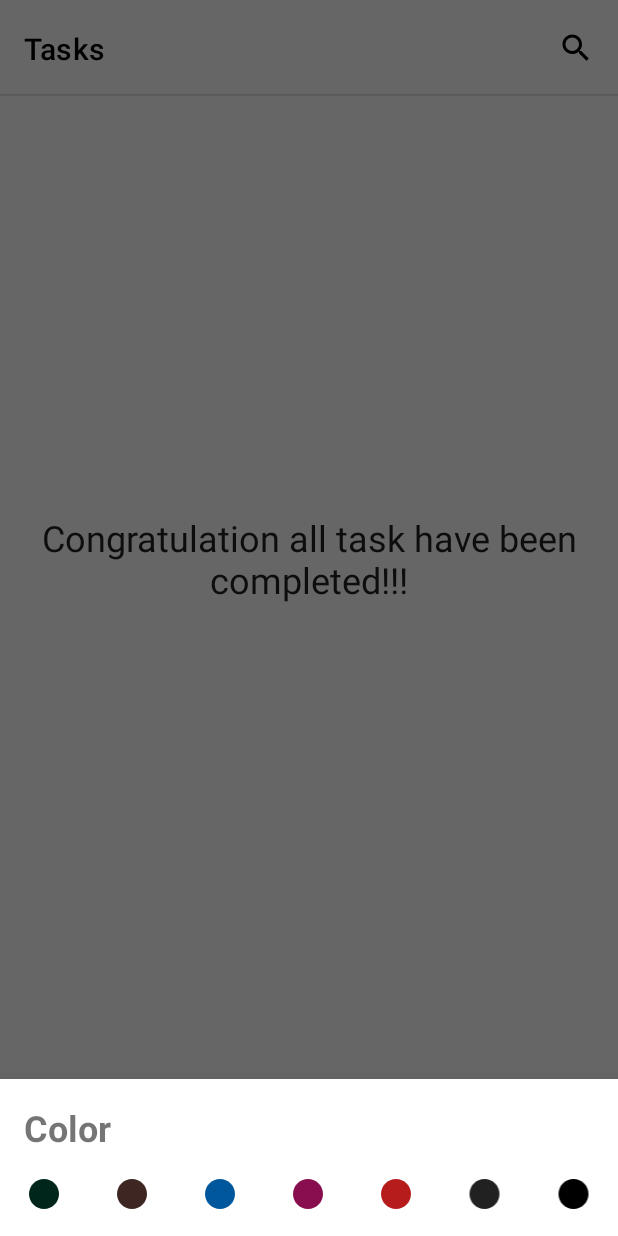
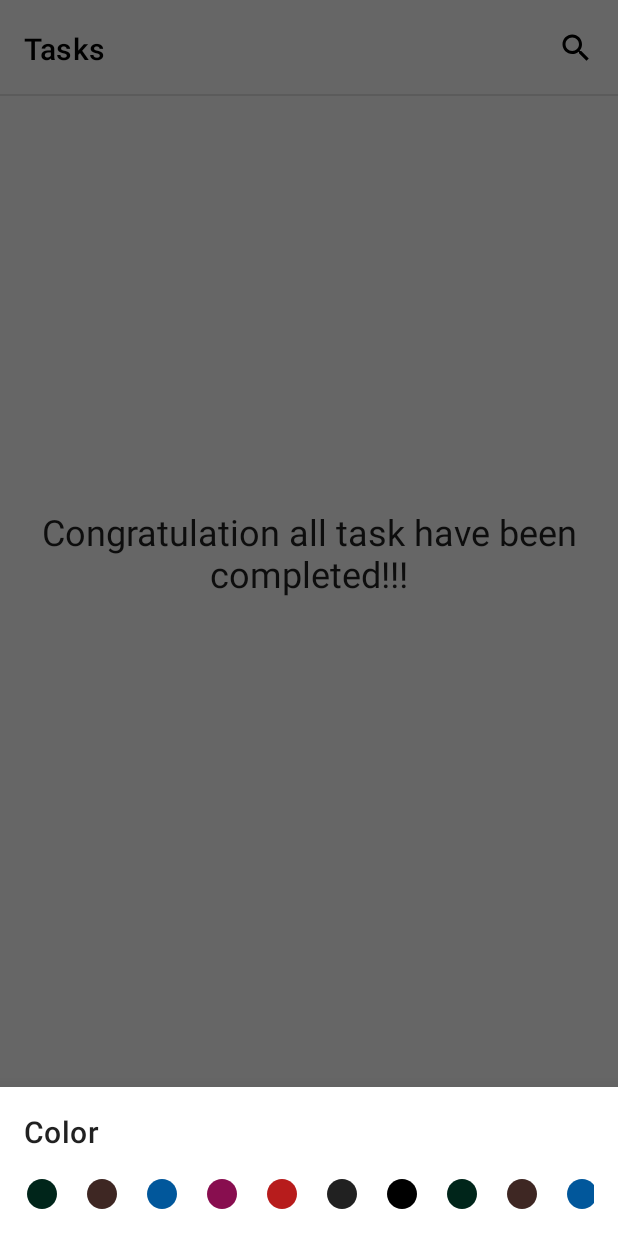
Before and after one commit to abhichauhan12/taskmanager, an Android app: the fragment ColorBottomSheet placed in its activity, on a phone screen of 412 x 824 dp. Run offline under Robolectric (Android 15) with nearby library versions, the phone set to English and light mode, and no system bars; our stand-ins replace data binding.

Commit message:
color palette added

```diff
--- a/app/src/main/java/com/example/taskmanager/data/dao/TaskDao.kt
+++ b/app/src/main/java/com/example/taskmanager/data/dao/TaskDao.kt
@@ -28,7 +28,7 @@ interface TaskDao {
     @Query("select * from tasks_table where Completed=:completed order by time_added asc")
     suspend fun getDeadlineSort(completed : Boolean = true) : List<Task>
 
-    @Query("select * from tasks_table where Completed=:completed order by time_added asc, priority asc ")
+    @Query("select * from tasks_table where Completed=:completed order by  priority desc ,time_added asc")
     suspend fun getCompletedPriorityDeadlineTask(completed : Boolean = true): List<Task>
 
 
--- a/app/src/main/java/com/example/taskmanager/ui/HomeActivity.kt
+++ b/app/src/main/java/com/example/taskmanager/ui/HomeActivity.kt
@@ -2,12 +2,20 @@ package com.example.taskmanager.ui
 
 import androidx.appcompat.app.AppCompatActivity
 import android.os.Bundle
+import androidx.lifecycle.ViewModelProvider
 import com.example.taskmanager.R
 
 class HomeActivity : AppCompatActivity() {
 
+    private lateinit var utilsViewModel :UtilsViewModel
+
     override fun onCreate(savedInstanceState: Bundle?) {
         super.onCreate(savedInstanceState)
         setContentView(R.layout.activity_home)
+
+        utilsViewModel=ViewModelProvider(this,UtilsViewModel.Factory())[UtilsViewModel::class.java]
+
+
+
     }
 }
--- /dev/null
+++ b/app/src/main/java/com/example/taskmanager/ui/UtilsViewModel.kt
@@ -0,0 +1,29 @@
+package com.example.taskmanager.ui
+
+import androidx.lifecycle.ViewModel
+import androidx.lifecycle.ViewModelProvider
+import androidx.lifecycle.viewModelScope
+import kotlinx.coroutines.flow.MutableSharedFlow
+import kotlinx.coroutines.flow.asSharedFlow
+import kotlinx.coroutines.launch
+
+class UtilsViewModel() : ViewModel() {
+
+    private val _selectedColor = MutableSharedFlow<Int>()
+    val selectedColor = _selectedColor.asSharedFlow()
+
+
+    fun updateSelectedColor(color : Int){
+        viewModelScope.launch{
+            _selectedColor.emit(color)
+        }
+    }
+
+
+    class Factory() : ViewModelProvider.Factory {
+        override fun <T : ViewModel> create(modelClass: Class<T>): T {
+            return UtilsViewModel() as T
+        }
+    }
+
+}
--- a/app/src/main/java/com/example/taskmanager/ui/add/ColorBottomSheet.kt
+++ b/app/src/main/java/com/example/taskmanager/ui/add/ColorBottomSheet.kt
@@ -1,24 +1,28 @@
 package com.example.taskmanager.ui.add
 
-import TaskViewModel
+import android.graphics.Color
 import android.os.Bundle
 import android.view.LayoutInflater
 import android.view.View
 import android.view.ViewGroup
 import androidx.lifecycle.ViewModelProvider
-import com.example.taskmanager.data.entities.Task
+import com.example.taskmanager.R
 import com.example.taskmanager.databinding.FragmentColorBottomSheetBinding
-import com.example.taskmanager.databinding.FragmentMenuBottomSheetBinding
-import com.example.taskmanager.domain.repo.TaskRepository
-import com.example.taskmanager.utils.getParsedColor
+import com.example.taskmanager.ui.HomeActivity
+import com.example.taskmanager.ui.UtilsViewModel
 import com.google.android.material.bottomsheet.BottomSheetDialogFragment
 
 
 class ColorBottomSheet : BottomSheetDialogFragment() {
 
     private lateinit var binding: FragmentColorBottomSheetBinding
-    private lateinit var taskViewModel: AddTaskViewModel
 
+    private val utilsViewModel by lazy {
+        ViewModelProvider(
+            requireActivity() as HomeActivity,
+            UtilsViewModel.Factory()
+        )[UtilsViewModel::class.java]
+    }
 
     override fun onCreateView(
         inflater: LayoutInflater,
@@ -30,69 +34,47 @@ class ColorBottomSheet : BottomSheetDialogFragment() {
         return binding.root
     }
 
-
     override fun onViewCreated(view: View, savedInstanceState: Bundle?) {
         super.onViewCreated(view, savedInstanceState)
 
-        taskViewModel = ViewModelProvider(
-            this,
-            AddTaskViewModel.Factor(taskRepository = TaskRepository.getInstance(requireContext()))
-        )[AddTaskViewModel::class.java]
+        binding.color1.setOnClickListener { onColorSelected(it) }
+        binding.color2.setOnClickListener { onColorSelected(it) }
+        binding.color3.setOnClickListener { onColorSelected(it) }
+        binding.color4.setOnClickListener { onColorSelected(it) }
+        binding.color5.setOnClickListener { onColorSelected(it) }
+        binding.color6.setOnClickListener { onColorSelected(it) }
+        binding.color7.setOnClickListener { onColorSelected(it) }
+        binding.color8.setOnClickListener { onColorSelected(it) }
+        binding.color9.setOnClickListener { onColorSelected(it) }
+        binding.color10.setOnClickListener { onColorSelected(it) }
+        binding.color11.setOnClickListener { onColorSelected(it) }
+        binding.color12.setOnClickListener { onColorSelected(it) }
+        binding.color13.setOnClickListener { onColorSelected(it) }
+        binding.color14.setOnClickListener { onColorSelected(it) }
 
-        val task: Task? = arguments?.getParcelable("task")
+    }
 
-        var color :String = "#00251a"
-        val parsedColor = getParsedColor(color)
+    fun onColorSelected(v: View) {
+        val color = when (v.id) {
+            R.id.color1 -> Color.parseColor("#00251a")
+            R.id.color2 -> Color.parseColor("#3E2723")
+            R.id.color3 -> Color.parseColor("#01579B")
+            R.id.color4 -> Color.parseColor("#880E4F")
+            R.id.color5 -> Color.parseColor("#B71C1C")
+            R.id.color6 -> Color.parseColor("#212121")
+            R.id.color7 -> Color.parseColor("#000000")
+            R.id.color8 -> Color.parseColor("#00251a")
+            R.id.color9 -> Color.parseColor("#00251a")
+            R.id.color10 -> Color.parseColor("#00251a")
+            R.id.color11 -> Color.parseColor("#00251a")
+            R.id.color12 -> Color.parseColor("#00251a")
+            R.id.color13 -> Color.parseColor("#00251a")
+            else  -> Color.parseColor("#00251a")
+        }
+        utilsViewModel.updateSelectedColor(color)
+        dismiss()
 
-        val updatedTask = Task(
-            id = task!!.id,
-            title = task!!.title,
-            task = task!!.task,
-            priority = task!!.priority,
-            taskColor = parsedColor,
-            time = task.time,
-            deadline = task.deadline,
-            completed = task.completed
-        )
+    }
 
 
-        binding.color1.setOnClickListener {
-            color = "#00251a"
-            taskViewModel.updateTask(updatedTask)
-        }
-
-        binding.color2.setOnClickListener {
-            color = "#3E2723"
-            taskViewModel.updateTask(updatedTask)
-        }
-
-        binding.color3.setOnClickListener {
-            color = "#01579B"
-            taskViewModel.updateTask(updatedTask)
-        }
-
-        binding.color4.setOnClickListener {
-            color = "#880E4F"
-            taskViewModel.updateTask(updatedTask)
-        }
-
-        binding.color5.setOnClickListener {
-            color = "#B71C1C"
-            taskViewModel.updateTask(updatedTask)
-        }
-
-        binding.color6.setOnClickListener {
-            color = "#212121"
-            taskViewModel.updateTask(updatedTask)
-        }
-
-        binding.color7.setOnClickListener {
-            color = "#000000"
-            taskViewModel.updateTask(updatedTask)
-        }
-
-
-
-
-    }
 }
--- a/app/src/main/res/layout/fragment_color_bottom_sheet.xml
+++ b/app/src/main/res/layout/fragment_color_bottom_sheet.xml
@@ -1,106 +1,167 @@
 <?xml version="1.0" encoding="utf-8"?>
 <layout xmlns:android="http://schemas.android.com/apk/res/android"
-    xmlns:tools="http://schemas.android.com/tools"
-    xmlns:app="http://schemas.android.com/apk/res-auto">
+    xmlns:app="http://schemas.android.com/apk/res-auto"
+    xmlns:tools="http://schemas.android.com/tools">
 
     <data>
 
     </data>
 
     <androidx.constraintlayout.widget.ConstraintLayout
+        android:id="@+id/color_container"
         android:layout_width="match_parent"
         android:layout_height="wrap_content"
-        tools:context=".ui.add.ColorBottomSheet"
-        android:id="@+id/color_container"
-        >
+        android:padding="16dp"
+        tools:context=".ui.add.ColorBottomSheet">
 
         <TextView
+            android:id="@+id/color_text"
             android:layout_width="wrap_content"
             android:layout_height="wrap_content"
+            android:text="@string/color"
+            android:textAppearance="?textAppearanceHeadline6"
             app:layout_constraintStart_toStartOf="parent"
-            app:layout_constraintTop_toTopOf="parent"
-            android:text="Color"
-            android:padding="16dp"
-            android:id="@+id/color_text"
-            android:textStyle="bold"
-            android:textSize="24sp" />
+            app:layout_constraintTop_toTopOf="parent" />
+
+        <HorizontalScrollView
+            android:layout_width="0dp"
+            android:layout_height="wrap_content"
+            app:layout_constraintEnd_toEndOf="parent"
+            app:layout_constraintStart_toStartOf="parent"
+            app:layout_constraintTop_toBottomOf="@id/color_text"
+            android:layout_marginTop="16dp"
+            android:scrollbars="none"
+            >
 
             <LinearLayout
                 android:layout_width="match_parent"
                 android:layout_height="wrap_content"
-            app:layout_constraintStart_toStartOf="parent"
-            app:layout_constraintEnd_toEndOf="parent"
-            app:layout_constraintTop_toBottomOf="@id/color_text"
-            android:orientation="horizontal"
-            android:weightSum="7"
-            app:layout_constraintBottom_toBottomOf="parent"
-            android:layout_marginBottom="16dp"
                 >
 
                 <ImageView
+                    android:id="@+id/color1"
+                    android:layout_marginEnd="16dp"
                     android:layout_width="wrap_content"
                     android:layout_height="wrap_content"
-                android:layout_weight="1"
                     android:src="@drawable/ic_circle"
                     app:tint="#00251a"
-                android:id="@+id/color1"
                     />
 
                 <ImageView
+                    android:id="@+id/color2"
                     android:layout_width="wrap_content"
+                    android:layout_marginEnd="16dp"
                     android:layout_height="wrap_content"
-                android:layout_weight="1"
                     android:src="@drawable/ic_circle"
-                android:id="@+id/color2"
                     app:tint="#3E2723" />
 
                 <ImageView
+                    android:id="@+id/color3"
+                    android:layout_width="wrap_content"
+                    android:layout_marginEnd="16dp"
+                    android:layout_height="wrap_content"
+                    android:src="@drawable/ic_circle"
+                    app:tint="#01579B" />
+
+                <ImageView
+                    android:id="@+id/color4"
                     android:layout_width="wrap_content"
                     android:layout_height="wrap_content"
-                android:layout_weight="1"
                     android:src="@drawable/ic_circle"
-                app:tint="#01579B"
-                android:id="@+id/color3"
+                    app:tint="#880E4F"
+                    android:layout_marginEnd="16dp"
                     />
 
                 <ImageView
+                    android:id="@+id/color5"
                     android:layout_width="wrap_content"
                     android:layout_height="wrap_content"
-                android:layout_weight="1"
                     android:src="@drawable/ic_circle"
-                app:tint="#880E4F"
-                android:id="@+id/color4"
+                    app:tint="#B71C1C"
+                    android:layout_marginEnd="16dp"
                     />
 
                 <ImageView
+                    android:id="@+id/color6"
                     android:layout_width="wrap_content"
                     android:layout_height="wrap_content"
-                android:layout_weight="1"
                     android:src="@drawable/ic_circle"
-                app:tint="#B71C1C"
-                android:id="@+id/color5"
+                    app:tint="#212121"
+                    android:layout_marginEnd="16dp"
                     />
 
                 <ImageView
+                    android:id="@+id/color7"
                     android:layout_width="wrap_content"
                     android:layout_height="wrap_content"
-                android:layout_weight="1"
                     android:src="@drawable/ic_circle"
-                app:tint="#212121"
-                android:id="@+id/color6"
+                    app:tint="#000000"
+                    android:layout_marginEnd="16dp"
+                    />
+                <ImageView
+                    android:id="@+id/color8"
+                    android:layout_marginEnd="16dp"
+                    android:layout_width="wrap_content"
+                    android:layout_height="wrap_content"
+                    android:src="@drawable/ic_circle"
+                    app:tint="#00251a" />
+
+                <ImageView
+                    android:id="@+id/color9"
+                    android:layout_width="wrap_content"
+                    android:layout_marginEnd="16dp"
+                    android:layout_height="wrap_content"
+                    android:src="@drawable/ic_circle"
+                    app:tint="#3E2723" />
+
+                <ImageView
+                    android:id="@+id/color10"
+                    android:layout_width="wrap_content"
+                    android:layout_marginEnd="16dp"
+                    android:layout_height="wrap_content"
+                    android:src="@drawable/ic_circle"
+                    app:tint="#01579B" />
+
+                <ImageView
+                    android:id="@+id/color11"
+                    android:layout_width="wrap_content"
+                    android:layout_height="wrap_content"
+                    android:src="@drawable/ic_circle"
+                    app:tint="#880E4F"
+                    android:layout_marginEnd="16dp"
                     />
 
                 <ImageView
+                    android:id="@+id/color12"
                     android:layout_width="wrap_content"
                     android:layout_height="wrap_content"
-                android:layout_weight="1"
+                    android:src="@drawable/ic_circle"
+                    app:tint="#B71C1C"
+                    android:layout_marginEnd="16dp"
+                    />
+
+                <ImageView
+                    android:id="@+id/color13"
+                    android:layout_width="wrap_content"
+                    android:layout_height="wrap_content"
+                    android:src="@drawable/ic_circle"
+                    app:tint="#212121"
+                    android:layout_marginEnd="16dp"
+                    />
+
+                <ImageView
+                    android:id="@+id/color14"
+                    android:layout_width="wrap_content"
+                    android:layout_height="wrap_content"
                     android:src="@drawable/ic_circle"
                     app:tint="#000000"
-                android:id="@+id/color7"
+                    android:layout_marginEnd="16dp"
                     />
 
             </LinearLayout>
 
+        </HorizontalScrollView>
+
 
     </androidx.constraintlayout.widget.ConstraintLayout>
 </layout>
--- a/app/src/main/res/layout/fragment_task.xml
+++ b/app/src/main/res/layout/fragment_task.xml
@@ -60,15 +60,16 @@
 
         <TextView
             android:layout_width="0dp"
-            android:layout_height="wrap_content"
+            android:layout_height="?listPreferredItemHeightSmall"
             app:layout_constraintStart_toStartOf="parent"
             app:layout_constraintBottom_toBottomOf="parent"
             app:layout_constraintEnd_toStartOf="@id/menu_taskFragment"
-            android:text="Take a note"
-            android:layout_marginStart="16dp"
-            android:layout_marginBottom="4dp"
+            android:text="@string/take_a_note"
+            android:paddingStart="16dp"
+            android:paddingEnd="0dp"
             android:id="@+id/add_task"
-            android:padding="8dp"
+            android:gravity="center_vertical"
+            android:background="?android:selectableItemBackground"
             />
 
         <ImageView
--- a/app/src/main/res/layout/item_task.xml
+++ b/app/src/main/res/layout/item_task.xml
@@ -17,6 +17,7 @@
         android:paddingHorizontal="16dp"
         android:paddingVertical="8dp"
         android:id="@+id/item_container"
+        android:background="?selectableItemBackground"
         >
 
         <TextView
@@ -49,13 +50,14 @@
             android:id="@+id/deadlineitem"
             android:layout_width="0dp"
             android:layout_height="wrap_content"
-            android:textAppearance="?attr/textAppearanceBody2"
             app:layout_constraintEnd_toEndOf="@id/taskNameItem"
             app:layout_constraintStart_toStartOf="@id/taskNameItem"
             app:layout_constraintTop_toBottomOf="@id/priorityItem"
             tools:text="1st Jan 1970"
             android:text="@{taskItems.date}"
-            android:layout_marginTop="8dp"
+            android:layout_marginTop="16dp"
+            android:textStyle="bold"
+            android:textAppearance="?attr/textAppearanceCaption"
             />
 
         <ImageView
--- a/app/src/main/res/values/strings.xml
+++ b/app/src/main/res/values/strings.xml
@@ -8,7 +8,10 @@
     <string name="date">date</string>
     <string name="title">Title</string>
     <string name="task">Task</string>
-    <string name="color">Color</string>
     <string name="enter_valid_color_n_00251a">Enter Valid Color\n(#00251a)</string>
     <string name="_00251a">#00251a</string>
+    <string name="priority">Priority : %1$d</string>
+    <string name="take_a_note">Take a note</string>
+    <string name="color">Color</string>
+
 </resources>
```
Also changed, not shown: app/src/main/java/com/example/taskmanager/ui/add/AddTask.kt (+36 -24 lines), app/src/main/res/layout/fragment_add_task.xml (+22 -38 lines). Lines whose indentation alone changed are shown as unchanged.
